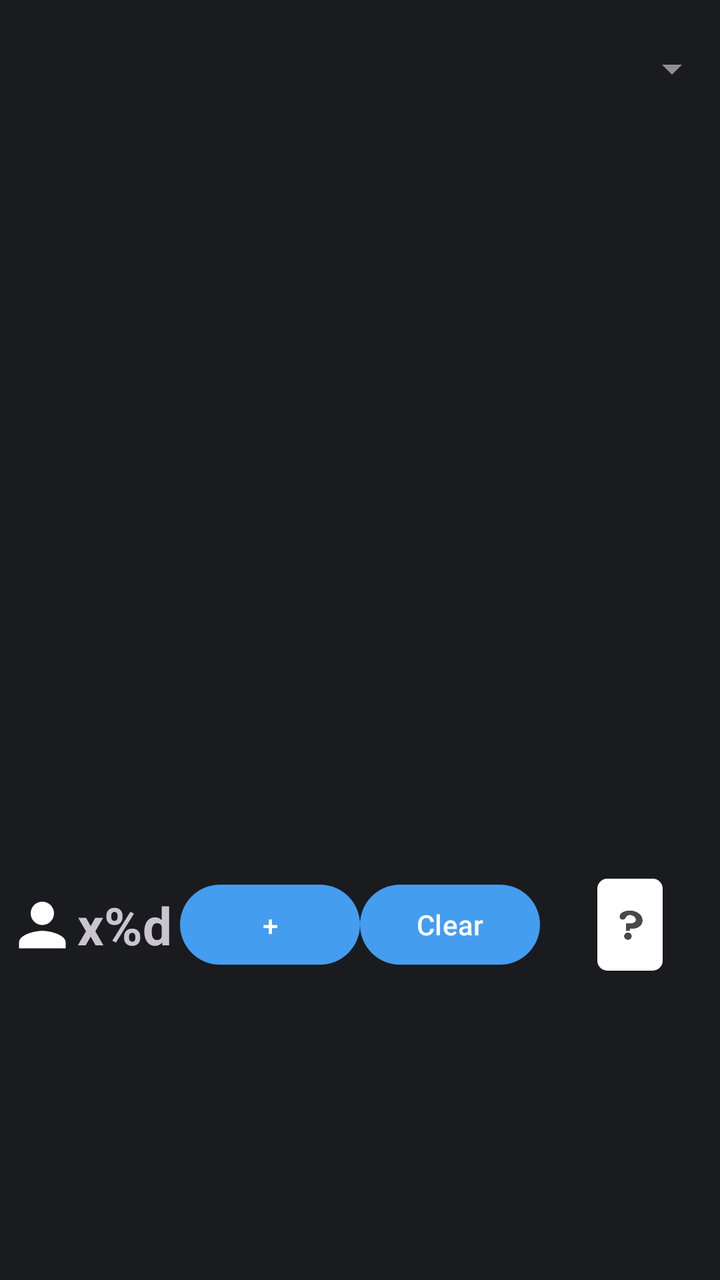
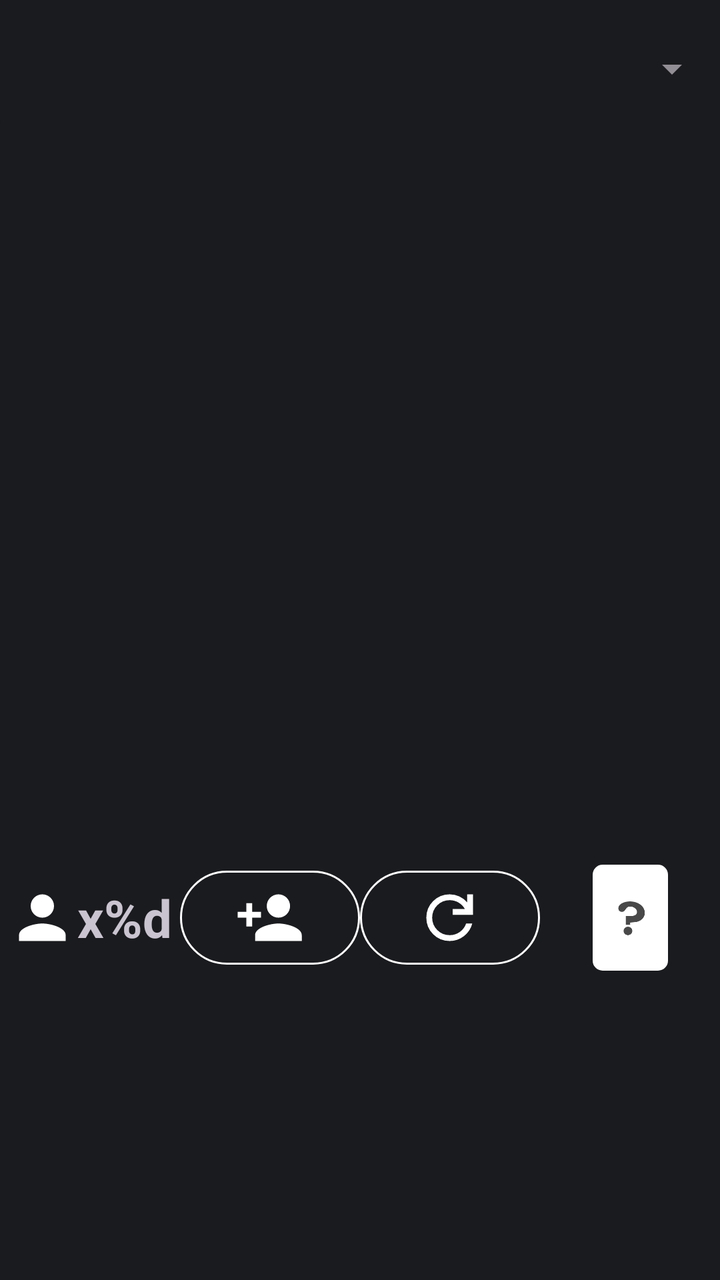

The first picture is an Android layout as it rendered before a commit; the second is the same layout after the commit. The layout source and the unified diff follow.
<!-- AndroidManifest.xml: application theme Theme.CJPokerOddsCalculator -->
<!-- res/layout/fragment_equity_calculator.xml -->
<?xml version="1.0" encoding="utf-8"?>
<androidx.constraintlayout.widget.ConstraintLayout
    xmlns:android="http://schemas.android.com/apk/res/android"
    xmlns:app="http://schemas.android.com/apk/res-auto"
    android:id="@+id/main_ui"
    android:layout_width="match_parent"
    android:layout_height="match_parent"
    android:keepScreenOn="true">

    <View
        android:id="@+id/hide_card_selector_area"
        android:layout_width="match_parent"
        android:layout_height="0dp"
        app:layout_constraintTop_toTopOf="parent"
        app:layout_constraintBottom_toTopOf="@id/input_cards" />

    <com.google.android.material.textfield.TextInputLayout
        android:id="@+id/calculator_selector_layout"
        style="@style/Widget.MaterialComponents.TextInputLayout.OutlinedBox.ExposedDropdownMenu"
        android:layout_width="match_parent"
        android:layout_height="wrap_content"
        app:boxStrokeWidth="0dp"
        app:boxStrokeWidthFocused="0dp"
        app:endIconTint="#928E95"
        app:boxBackgroundColor="#1A1B1E"
        app:layout_constraintTop_toTopOf="parent"
        app:layout_constraintLeft_toLeftOf="parent"
        app:layout_constraintRight_toRightOf="parent">

        <com.google.android.material.textfield.MaterialAutoCompleteTextView
            android:id="@+id/calculator_selector"
            android:layout_width="match_parent"
            android:layout_height="wrap_content"
            android:textSize="18sp"
            android:inputType="none" />

    </com.google.android.material.textfield.TextInputLayout>

    <androidx.constraintlayout.widget.Guideline
        android:id="@+id/guideline_1"
        android:layout_width="wrap_content"
        android:layout_height="wrap_content"
        android:orientation="vertical"
        app:layout_constraintGuide_percent="0.6" />

    <androidx.constraintlayout.widget.Guideline
        android:id="@+id/guideline_2"
        android:layout_width="wrap_content"
        android:layout_height="wrap_content"
        android:orientation="vertical"
        app:layout_constraintGuide_percent="0.8" />

    <com.google.android.material.imageview.ShapeableImageView
        android:id="@+id/flop1"
        style="@style/SelectCardButton"
        android:contentDescription="@string/flop1"
        app:layout_constraintLeft_toLeftOf="parent"
        app:layout_constraintRight_toLeftOf="@id/flop2"
        app:layout_constraintTop_toBottomOf="@id/calculator_selector_layout" />

    <com.google.android.material.imageview.ShapeableImageView
        android:id="@+id/flop2"
        style="@style/SelectCardButton"
        android:contentDescription="@string/flop2"
        app:layout_constraintLeft_toRightOf="@id/flop1"
        app:layout_constraintRight_toLeftOf="@id/flop3"
        app:layout_constraintTop_toBottomOf="@id/calculator_selector_layout" />

    <com.google.android.material.imageview.ShapeableImageView
        android:id="@+id/flop3"
        style="@style/SelectCardButton"
        android:contentDescription="@string/flop3"
        app:layout_constraintLeft_toRightOf="@id/flop2"
        app:layout_constraintRight_toLeftOf="@id/guideline_1"
        app:layout_constraintTop_toBottomOf="@id/calculator_selector_layout" />


    <com.google.android.material.imageview.ShapeableImageView
        android:id="@+id/turn"
        style="@style/SelectCardButton"
        android:contentDescription="@string/card_turn"
        app:layout_constraintLeft_toRightOf="@id/guideline_1"
        app:layout_constraintRight_toLeftOf="@id/guideline_2"
        app:layout_constraintTop_toBottomOf="@id/calculator_selector_layout" />

    <com.google.android.material.imageview.ShapeableImageView
        android:id="@+id/river"
        style="@style/SelectCardButton"
        android:contentDescription="@string/card_river"
        app:layout_constraintLeft_toRightOf="@id/guideline_2"
        app:layout_constraintRight_toRightOf="parent"
        app:layout_constraintTop_toBottomOf="@id/calculator_selector_layout" />

    <androidx.recyclerview.widget.RecyclerView
        android:id="@+id/player_list"
        android:layout_width="match_parent"
        android:layout_height="0dp"
        android:layout_marginTop="10dp"
        app:layout_constraintTop_toBottomOf="@id/flop1"
        app:layout_constraintBottom_toTopOf="@id/res_desc" />

    <com.google.android.material.textview.MaterialTextView
        android:id="@+id/res_desc"
        android:layout_width="match_parent"
        android:layout_height="wrap_content"
        android:gravity="center"
        android:textSize="11sp"
        app:layout_constraintTop_toBottomOf="@id/player_list"
        app:layout_constraintBottom_toTopOf="@id/addplayer" />

    <Space
        android:id="@+id/playerremaining_spacer"
        android:layout_width="0dp"
        android:layout_height="0dp"
        app:layout_constraintLeft_toLeftOf="parent"
        app:layout_constraintRight_toLeftOf="@id/addplayer"
        app:layout_constraintTop_toBottomOf="@id/res_desc"
        app:layout_constraintBottom_toTopOf="@id/input_cards" />

    <com.google.android.material.textview.MaterialTextView
        android:id="@+id/playersremaining"
        android:layout_width="wrap_content"
        android:layout_height="wrap_content"
        android:text="@string/players_remaining"
        android:textSize="26sp"
        android:textStyle="bold"
        android:gravity="bottom"
        app:drawableStartCompat="@drawable/baseline_person_35"
        app:drawableTint="@android:color/white"
        app:layout_constraintLeft_toLeftOf="parent"
        app:layout_constraintRight_toLeftOf="@id/addplayer"
        app:layout_constraintTop_toBottomOf="@id/res_desc"
        app:layout_constraintBottom_toTopOf="@id/input_cards" />

    <com.google.android.material.button.MaterialButton
        android:id="@+id/addplayer"
        android:layout_width="0dp"
        android:layout_height="wrap_content"
        android:gravity="center_vertical|center_horizontal"
        android:maxLines="1"
        android:text="@string/add_player"
        app:layout_constraintLeft_toRightOf="@id/playerremaining_spacer"
        app:layout_constraintRight_toLeftOf="@id/clear"
        app:layout_constraintTop_toBottomOf="@id/res_desc"
        app:layout_constraintBottom_toTopOf="@id/input_cards" />

    <com.google.android.material.button.MaterialButton
        android:id="@+id/clear"
        android:layout_width="0dp"
        android:layout_height="wrap_content"
        android:gravity="center_vertical|center_horizontal"
        android:text="@string/clear"
        app:layout_constraintLeft_toRightOf="@id/addplayer"
        app:layout_constraintRight_toLeftOf="@id/button_unknown_spacer"
        app:layout_constraintTop_toBottomOf="@id/res_desc"
        app:layout_constraintBottom_toTopOf="@id/input_cards" />

    <Space
        android:id="@+id/button_unknown_spacer"
        android:layout_width="0dp"
        android:layout_height="0dp"
        app:layout_constraintLeft_toRightOf="@id/clear"
        app:layout_constraintRight_toRightOf="parent"
        app:layout_constraintTop_toBottomOf="@id/res_desc"
        app:layout_constraintBottom_toTopOf="@id/input_cards" />

    <com.google.android.material.imageview.ShapeableImageView
        android:id="@+id/button_unknown"
        android:layout_width="wrap_content"
        android:layout_height="0dp"
        android:src="@drawable/unknown_button"
        android:scaleType="fitCenter"
        android:padding="1dp"
        android:adjustViewBounds="true"
        app:shapeAppearanceOverlay="@style/RoundedImage"
        app:layout_constraintLeft_toRightOf="@id/clear"
        app:layout_constraintRight_toRightOf="parent"
        app:layout_constraintTop_toBottomOf="@id/res_desc"
        app:layout_constraintBottom_toTopOf="@id/input_cards"
        android:contentDescription="@string/unknown" />

    <androidx.constraintlayout.widget.Group
        android:layout_width="wrap_content"
        android:layout_height="wrap_content"
        app:constraint_referenced_ids="button_unknown_spacer,button_unknown"
        android:id="@+id/button_unknown_group" />

    <androidx.constraintlayout.widget.ConstraintLayout
        android:id="@+id/input_cards"
        android:layout_width="match_parent"
        android:layout_height="0dp"
        app:layout_constraintTop_toBottomOf="@id/addplayer"
        app:layout_constraintBottom_toBottomOf="parent"
        app:layout_constraintHeight_percent="0.24" >

    </androidx.constraintlayout.widget.ConstraintLayout>

</androidx.constraintlayout.widget.ConstraintLayout>
<!-- resources referenced by this layout -->
<resources>
  <!-- drawable baseline_person_35 (drawable) -->
  <vector xmlns:android="http://schemas.android.com/apk/res/android" android:height="35dp" android:tint="#000000" android:viewportHeight="24" android:viewportWidth="24" android:width="35dp">
        
      <path android:fillColor="@android:color/white" android:pathData="M12,12c2.21,0 4,-1.79 4,-4s-1.79,-4 -4,-4 -4,1.79 -4,4 1.79,4 4,4zM12,14c-2.67,0 -8,1.34 -8,4v2h16v-2c0,-2.66 -5.33,-4 -8,-4z"/>
      
  </vector>
  <!-- drawable unknown_button: png bitmap (drawable-nodpi, 1598 bytes) -->
  <string name="add_player">+ Player</string>
  <string name="card_river">CardRiver</string>
  <string name="card_turn">CardTurn</string>
  <string name="clear">Clear</string>
  <string name="flop1">Flop1</string>
  <string name="flop2">Flop2</string>
  <string name="flop3">Flop3</string>
  <string name="players_remaining">x%d</string>
  <string name="unknown">Unknown</string>
  <style name="RoundedImage">
          <item name="cornerFamily">rounded</item>
          <item name="cornerSize">5dp</item>
      </style>
  <style name="SelectCardButton" parent="Widget.MaterialComponents.ShapeableImageView">
          <item name="android:layout_width">wrap_content</item>
          <item name="android:layout_height">wrap_content</item>
          <item name="android:scaleType">fitCenter</item>
          <item name="android:adjustViewBounds">true</item>
          <item name="android:padding">5dp</item>
          <item name="strokeColor">@color/card_selected</item>
          <item name="shapeAppearanceOverlay">@style/RoundedImage</item>
      </style>
  <style name="Theme.CJPokerOddsCalculator" parent="Base.Theme.CJPokerOddsCalculator" />
  <color name="card_selected">#FFA500</color>
  <style name="Base.Theme.CJPokerOddsCalculator" parent="Theme.Material3.Dark.NoActionBar">
          <item name="colorPrimary">#449DEF</item>
          <item name="colorOnPrimary">#FFFFFF</item>
          <item name="android:colorBackground">#1A1B1E</item>
      </style>
</resources>

<!-- the commit's change to res/layout/fragment_equity_calculator.xml (unified diff, before → after) -->
@@ -135,25 +135,22 @@
     <com.google.android.material.button.MaterialButton
         android:id="@+id/addplayer"
         android:layout_width="0dp"
-        android:layout_height="wrap_content"
-        android:gravity="center_vertical|center_horizontal"
-        android:maxLines="1"
-        android:text="@string/add_player"
+        app:icon="@drawable/baseline_person_add_35"
         app:layout_constraintLeft_toRightOf="@id/playerremaining_spacer"
         app:layout_constraintRight_toLeftOf="@id/clear"
         app:layout_constraintTop_toBottomOf="@id/res_desc"
-        app:layout_constraintBottom_toTopOf="@id/input_cards" />
+        app:layout_constraintBottom_toTopOf="@id/input_cards"
+        style="@style/BorderedIconButton" />
 
     <com.google.android.material.button.MaterialButton
         android:id="@+id/clear"
         android:layout_width="0dp"
-        android:layout_height="wrap_content"
-        android:gravity="center_vertical|center_horizontal"
-        android:text="@string/clear"
+        app:icon="@drawable/outline_refresh_35"
         app:layout_constraintLeft_toRightOf="@id/addplayer"
         app:layout_constraintRight_toLeftOf="@id/button_unknown_spacer"
         app:layout_constraintTop_toBottomOf="@id/res_desc"
-        app:layout_constraintBottom_toTopOf="@id/input_cards" />
+        app:layout_constraintBottom_toTopOf="@id/input_cards"
+        style="@style/BorderedIconButton" />
 
     <Space
         android:id="@+id/button_unknown_spacer"
<!-- resource entries referenced after the edit -->
@@ -6,16 +6,35 @@
       <path android:fillColor="@android:color/white" android:pathData="M12,12c2.21,0 4,-1.79 4,-4s-1.79,-4 -4,-4 -4,1.79 -4,4 1.79,4 4,4zM12,14c-2.67,0 -8,1.34 -8,4v2h16v-2c0,-2.66 -5.33,-4 -8,-4z"/>
       
   </vector>
+  <!-- drawable baseline_person_add_35 (drawable) -->
+  <vector xmlns:android="http://schemas.android.com/apk/res/android" android:height="35dp" android:tint="#000000" android:viewportHeight="24" android:viewportWidth="24" android:width="35dp">
+        
+      <path android:fillColor="@android:color/white" android:pathData="M15,12c2.21,0 4,-1.79 4,-4s-1.79,-4 -4,-4 -4,1.79 -4,4 1.79,4 4,4zM6,10L6,7L4,7v3L1,10v2h3v3h2v-3h3v-2L6,10zM15,14c-2.67,0 -8,1.34 -8,4v2h16v-2c0,-2.66 -5.33,-4 -8,-4z"/>
+      
+  </vector>
+  <!-- drawable outline_refresh_35 (drawable) -->
+  <vector xmlns:android="http://schemas.android.com/apk/res/android" android:height="35dp" android:tint="#000000" android:viewportHeight="960" android:viewportWidth="960" android:width="35dp">
+        
+      <path android:fillColor="@android:color/white" android:pathData="M480,800Q346,800 253,707Q160,614 160,480Q160,346 253,253Q346,160 480,160Q549,160 612,188.5Q675,217 720,270L720,160L800,160L800,440L520,440L520,360L688,360Q656,304 600.5,272Q545,240 480,240Q380,240 310,310Q240,380 240,480Q240,580 310,650Q380,720 480,720Q557,720 619,676Q681,632 706,560L790,560Q762,666 676,733Q590,800 480,800Z"/>
+      
+  </vector>
   <!-- drawable unknown_button: png bitmap (drawable-nodpi, 1598 bytes) -->
-  <string name="add_player">+ Player</string>
   <string name="card_river">CardRiver</string>
   <string name="card_turn">CardTurn</string>
-  <string name="clear">Clear</string>
   <string name="flop1">Flop1</string>
   <string name="flop2">Flop2</string>
   <string name="flop3">Flop3</string>
   <string name="players_remaining">x%d</string>
   <string name="unknown">Unknown</string>
+  <style name="BorderedIconButton" parent="Widget.Material3.Button">
+          <item name="android:layout_height">wrap_content</item>
+          <item name="backgroundTint">@android:color/transparent</item>
+          <item name="iconGravity">textStart</item>
+          <item name="iconPadding">0dp</item>
+          <item name="iconSize">35dp</item>
+          <item name="strokeWidth">1dp</item>
+          <item name="strokeColor">@android:color/white</item>
+      </style>
   <style name="RoundedImage">
           <item name="cornerFamily">rounded</item>
           <item name="cornerSize">5dp</item>
